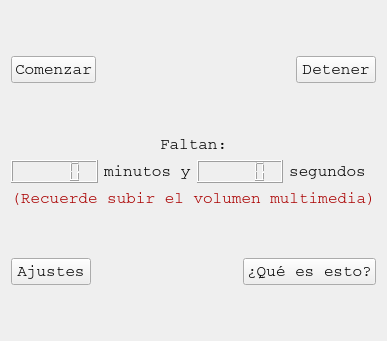
Before: the Qt Designer form mainwidget.ui in Yousdel/AveMariaHoraria, drawn with Qt 5.
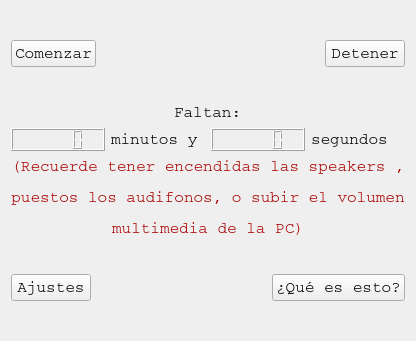
After: the same form once the commit is applied.

```diff
--- a/mainwidget.ui
+++ b/mainwidget.ui
@@ -141,7 +141,7 @@
    <item>
     <widget class="QLabel" name="label_4">
      <property name="text">
-      <string>&lt;html&gt;&lt;head/&gt;&lt;body&gt;&lt;p align=&quot;center&quot;&gt;&lt;span style=&quot; color:#aa0000;&quot;&gt;(Recuerde subir el volumen multimedia)&lt;/span&gt;&lt;/p&gt;&lt;/body&gt;&lt;/html&gt;</string>
+      <string>&lt;html&gt;&lt;head/&gt;&lt;body&gt;&lt;p align=&quot;center&quot;&gt;&lt;span style=&quot; color:#aa0000;&quot;&gt;(Recuerde tener encendidas las speakers ,&lt;/span&gt;&lt;/p&gt;&lt;p align=&quot;center&quot;&gt;&lt;span style=&quot; color:#aa0000;&quot;&gt; puestos los audifonos, o subir el volumen&lt;/span&gt;&lt;/p&gt;&lt;p align=&quot;center&quot;&gt;&lt;span style=&quot; color:#aa0000;&quot;&gt; multimedia de la PC)&lt;/span&gt;&lt;/p&gt;&lt;/body&gt;&lt;/html&gt;</string>
      </property>
     </widget>
    </item>
```
